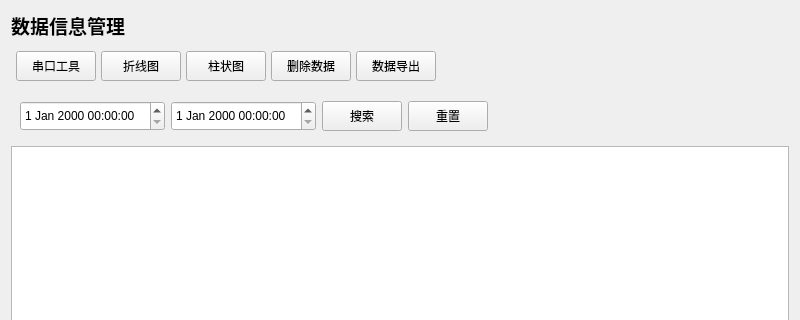
Above: SnailIOTMonitoring/src/controller/dataadmincontroller.ui from Amber-muyu/Qt_Project before the change; both pictures show x 0 to 800 and y 0 to 320 of the 800 by 600 pixel window. Below: the same form after it.
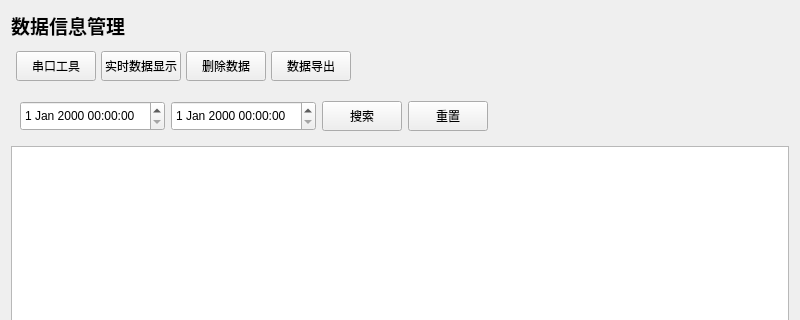
That is the form after the change.

Commit message: 数据监控的xlsx数据导出格式，数据监控的折线图，柱状图显示，警告规则、警告记录的数据库连接

Diff of the .ui file:
```diff
--- a/SnailIOTMonitoring/src/controller/dataadmincontroller.ui
+++ b/SnailIOTMonitoring/src/controller/dataadmincontroller.ui
@@ -47,8 +47,8 @@
       <property name="spacing">
        <number>5</number>
       </property>
-      <item row="0" column="0">
-       <widget class="QPushButton" name="btnAddData">
+      <item row="0" column="2">
+       <widget class="QPushButton" name="btnDeleteData">
         <property name="minimumSize">
          <size>
           <width>0</width>
@@ -56,11 +56,11 @@
          </size>
         </property>
         <property name="text">
-         <string>串口工具</string>
+         <string>删除数据</string>
         </property>
        </widget>
       </item>
-      <item row="0" column="7">
+      <item row="0" column="6">
        <spacer name="horizontalSpacer">
         <property name="orientation">
          <enum>Qt::Horizontal</enum>
@@ -73,21 +73,8 @@
         </property>
        </spacer>
       </item>
-      <item row="0" column="3">
-       <widget class="QPushButton" name="btnDeleteData">
-        <property name="minimumSize">
-         <size>
-          <width>0</width>
-          <height>30</height>
-         </size>
-        </property>
-        <property name="text">
-         <string>删除数据</string>
-        </property>
-       </widget>
-      </item>
       <item row="0" column="1">
-       <widget class="QPushButton" name="btnLineChart">
+       <widget class="QPushButton" name="btnRealShowData">
         <property name="minimumSize">
          <size>
           <width>0</width>
@@ -95,24 +82,11 @@
          </size>
         </property>
         <property name="text">
-         <string>折线图</string>
+         <string>实时数据显示</string>
         </property>
        </widget>
       </item>
-      <item row="0" column="2">
-       <widget class="QPushButton" name="btnBarChart">
-        <property name="minimumSize">
-         <size>
-          <width>0</width>
-          <height>30</height>
-         </size>
-        </property>
-        <property name="text">
-         <string>柱状图</string>
-        </property>
-       </widget>
-      </item>
-      <item row="0" column="4">
+      <item row="0" column="3">
        <widget class="QPushButton" name="btnDataExport">
         <property name="minimumSize">
          <size>
@@ -125,6 +99,19 @@
         </property>
        </widget>
       </item>
+      <item row="0" column="0">
+       <widget class="QPushButton" name="btnAddData">
+        <property name="minimumSize">
+         <size>
+          <width>0</width>
+          <height>30</height>
+         </size>
+        </property>
+        <property name="text">
+         <string>串口工具</string>
+        </property>
+       </widget>
+      </item>
      </layout>
     </widget>
    </item>
```
The commit also changes 206 other files.
